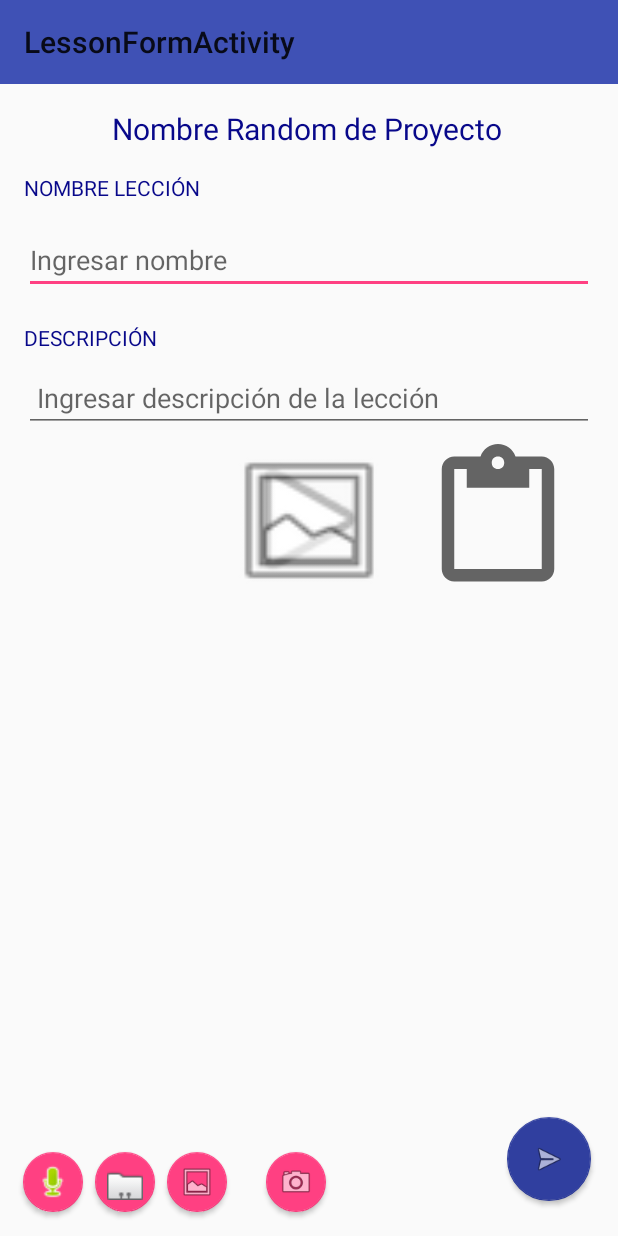
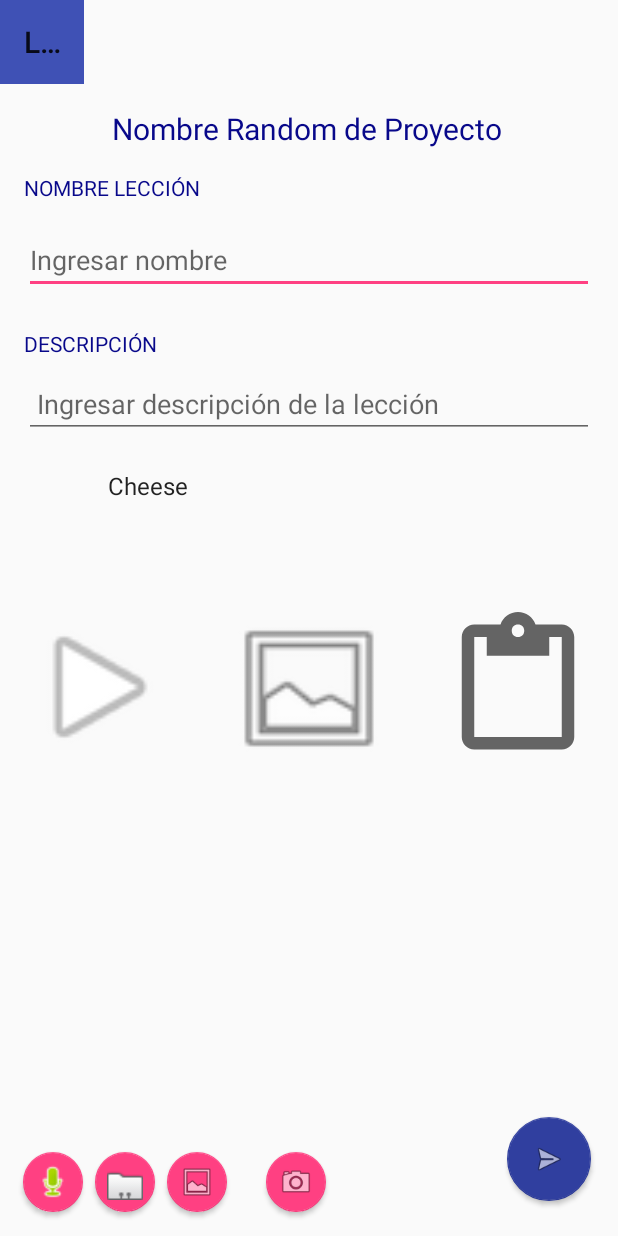
Before and after one commit to estebanmino/clapp, an Android app: the LessonFormActivity screen opened directly, with no data from a screen before it, on a phone screen of 412 x 824 dp. Run offline under Robolectric (Android 15) with nearby library versions, the light colour scheme and no system bars; libraries missing offline, so code that uses them is left out: com.amazonaws.auth, com.amazonaws.mobileconnectors, com.amazonaws.regions, com.amazonaws.services; 2 statements that could not run were skipped.

Commit message:
horizontal string view #109;1.66

```diff
--- a/app/build.gradle
+++ b/app/build.gradle
@@ -33,4 +33,6 @@ dependencies {
     compile 'com.amazonaws:aws-android-sdk-core:2.3.9'
     compile 'com.amazonaws:aws-android-sdk-s3:2.3.9'
     compile 'com.amazonaws:aws-android-sdk-ddb:2.3.9'
+    compile 'com.android.support:recyclerview-v7:26.+'
+    compile 'com.android.support:cardview-v7:26.+'
 }
--- a/app/src/main/AndroidManifest.xml
+++ b/app/src/main/AndroidManifest.xml
@@ -49,7 +49,7 @@
         <activity android:name=".LoginActivity" />
 
         <activity
-            android:name=".LessonFormActivity"
+            android:name=".lessons_form.LessonFormActivity"
             android:label="@string/title_activity_lesson_form"
             android:theme="@style/AppTheme.NoActionBar"></activity>
 
--- a/app/src/main/java/com/construapp/construapp/MainActivity.java
+++ b/app/src/main/java/com/construapp/construapp/MainActivity.java
@@ -4,7 +4,6 @@ import android.content.Context;
 import android.content.Intent;
 import android.support.design.widget.TabLayout;
 import android.support.design.widget.FloatingActionButton;
-import android.support.design.widget.Snackbar;
 import android.support.v7.app.AppCompatActivity;
 import android.support.v7.widget.Toolbar;
 
@@ -17,6 +16,7 @@ import android.view.Menu;
 import android.view.MenuItem;
 import android.view.View;
 
+import com.construapp.construapp.lessons_form.LessonFormActivity;
 import com.construapp.construapp.microblog.MicroblogFragment;
 
 import android.content.SharedPreferences;
--- a/app/src/main/java/com/construapp/construapp/LessonFormActivity.java
+++ b/app/src/main/java/com/construapp/construapp/lessons_form/LessonFormActivity.java
@@ -1,4 +1,4 @@
-package com.construapp.construapp;
+package com.construapp.construapp.lessons_form;
 
 import android.Manifest;
 import android.app.Activity;
@@ -24,21 +24,23 @@ import android.support.design.widget.Snackbar;
 import android.support.v4.app.ActivityCompat;
 import android.support.v4.content.ContextCompat;
 import android.support.v7.app.AppCompatActivity;
+import android.support.v7.widget.LinearLayoutManager;
+import android.support.v7.widget.RecyclerView;
 import android.support.v7.widget.Toolbar;
 import android.util.Log;
+import android.view.LayoutInflater;
 import android.view.MotionEvent;
 import android.view.View;
-import android.widget.Button;
+import android.view.ViewGroup;
 import android.widget.ImageView;
 import android.widget.ProgressBar;
 import android.widget.TextView;
 import android.widget.Toast;
 
-import com.amazonaws.auth.CognitoCachingCredentialsProvider;
 import com.amazonaws.mobileconnectors.s3.transferutility.TransferUtility;
-import com.amazonaws.regions.Regions;
 import com.amazonaws.services.s3.AmazonS3;
 import com.amazonaws.services.s3.AmazonS3Client;
+import com.construapp.construapp.R;
 import com.construapp.construapp.models.Constants;
 import com.construapp.construapp.models.Lesson;
 import com.construapp.construapp.models.MultimediaFile;
@@ -144,6 +146,12 @@ public class LessonFormActivity extends AppCompatActivity {
         setFabFilesOnClickListener();
 
 
+        RecyclerView mRecyclerView = (RecyclerView) findViewById(R.id.recycler_horizontal_view);
+        LinearLayoutManager layoutManager = new LinearLayoutManager(this);
+        layoutManager.setOrientation(LinearLayoutManager.HORIZONTAL);
+        mRecyclerView.setLayoutManager(layoutManager);
+
+        mRecyclerView.setAdapter(new MultimediaImageAdapter());
 
     }
 
--- /dev/null
+++ b/app/src/main/java/com/construapp/construapp/lessons_form/MultimediaImageAdapter.java
@@ -0,0 +1,40 @@
+package com.construapp.construapp.lessons_form;
+
+import android.support.v7.widget.RecyclerView;
+import android.view.LayoutInflater;
+import android.view.View;
+import android.view.ViewGroup;
+import android.widget.TextView;
+
+/**
+ * Created by ESTEBANFML on 25-09-2017.
+ */
+
+public class MultimediaImageAdapter extends RecyclerView.Adapter {
+    final String[] mToppings = new String[3];
+
+    @Override
+    public MultimediaImageViewHolder onCreateViewHolder(ViewGroup parent, int viewType) {
+        mToppings[0] = "Cheese";
+        mToppings[1] = "Pepperoni";
+        mToppings[2] = "Black Olives";
+        View v = LayoutInflater.from(parent.getContext()).inflate(
+                android.R.layout.simple_list_item_1,
+                parent,
+                false);
+        MultimediaImageViewHolder vh = new MultimediaImageViewHolder(v);
+        return vh;
+    }
+
+    @Override
+    public void onBindViewHolder(RecyclerView.ViewHolder holder, int position) {
+        TextView tv = (TextView) holder.itemView;
+        tv.setText(mToppings[position]);
+    }
+
+    @Override
+    public int getItemCount() {
+        return mToppings.length;
+    }
+
+}
--- /dev/null
+++ b/app/src/main/java/com/construapp/construapp/lessons_form/MultimediaImageViewHolder.java
@@ -0,0 +1,32 @@
+package com.construapp.construapp.lessons_form;
+
+import android.app.Activity;
+import android.content.Context;
+import android.support.v7.widget.RecyclerView;
+import android.util.Log;
+import android.view.View;
+import android.widget.TextView;
+import android.widget.Toast;
+
+/**
+ * Created by ESTEBANFML on 25-09-2017.
+ */
+
+public class MultimediaImageViewHolder
+        extends RecyclerView.ViewHolder
+        implements View.OnClickListener {
+
+    public MultimediaImageViewHolder(View view) {
+        super(view);
+        view.setOnClickListener(new View.OnClickListener() {
+            @Override
+            public void onClick(View view) {
+            }
+        });
+    }
+
+    @Override
+    public void onClick(View view) {
+        Log.i("CLICKHORIZONTAL", ((TextView) view).getText().toString());
+    }
+}
--- a/app/src/main/res/layout/activity_lesson_form.xml
+++ b/app/src/main/res/layout/activity_lesson_form.xml
@@ -5,7 +5,7 @@
     android:id="@+id/lesson_form_layout"
     android:layout_width="match_parent"
     android:layout_height="match_parent"
-    tools:context="com.construapp.construapp.LessonFormActivity"
+    tools:context="com.construapp.construapp.lessons_form.LessonFormActivity"
     tools:layout_editor_absoluteX="0dp"
     tools:layout_editor_absoluteY="25dp"
     android:fillViewport="true">
@@ -13,7 +13,7 @@
 
     <android.support.v7.widget.Toolbar
         android:id="@+id/toolbar"
-        android:layout_width="match_parent"
+        android:layout_width="0dp"
         android:layout_height="56dp"
         android:background="?attr/colorPrimary"
         app:layout_constraintDimensionRatio="w,1:1"
@@ -49,7 +49,7 @@
         android:layout_height="wrap_content"
         android:layout_marginBottom="16dp"
         android:layout_marginEnd="8dp"
-        android:layout_marginLeft="16dp"
+        android:layout_marginLeft="8dp"
         android:layout_marginRight="8dp"
         android:layout_marginStart="8dp"
         android:layout_marginTop="8dp"
@@ -72,7 +72,7 @@
         android:layout_height="wrap_content"
         android:layout_marginBottom="16dp"
         android:layout_marginEnd="8dp"
-        android:layout_marginLeft="16dp"
+        android:layout_marginLeft="8dp"
         android:layout_marginRight="8dp"
         android:layout_marginStart="8dp"
         android:layout_marginTop="8dp"
@@ -94,7 +94,7 @@
         android:layout_marginBottom="16dp"
         android:layout_marginEnd="8dp"
         android:layout_marginLeft="16dp"
-        android:layout_marginRight="16dp"
+        android:layout_marginRight="8dp"
         android:layout_marginTop="8dp"
         android:layout_weight="1"
         app:elevation="2dp"
@@ -105,7 +105,8 @@
         app:layout_constraintRight_toRightOf="parent"
         app:layout_constraintTop_toTopOf="@+id/toolbar"
         app:layout_constraintVertical_bias="1.0"
-        app:srcCompat="@android:drawable/ic_menu_camera" />
+        app:srcCompat="@android:drawable/ic_menu_camera"
+        android:layout_marginStart="16dp" />
 
     <android.support.design.widget.FloatingActionButton
         android:id="@+id/fab_files"
@@ -113,7 +114,7 @@
         android:layout_height="wrap_content"
         android:layout_marginBottom="16dp"
         android:layout_marginEnd="8dp"
-        android:layout_marginLeft="16dp"
+        android:layout_marginLeft="8dp"
         android:layout_marginRight="8dp"
         android:layout_marginStart="8dp"
         android:layout_marginTop="8dp"
@@ -154,7 +155,7 @@
         app:layout_constraintLeft_toLeftOf="parent"
         app:layout_constraintRight_toRightOf="parent"
         app:layout_constraintTop_toBottomOf="@+id/toolbar"
-        app:layout_constraintVertical_bias="0.0">
+        app:layout_constraintVertical_bias="1.0">
 
         <android.support.constraint.ConstraintLayout
             android:layout_width="match_parent"
@@ -175,12 +176,15 @@
                 app:layout_constraintLeft_toLeftOf="parent"
                 app:layout_constraintRight_toRightOf="parent"
                 app:layout_constraintTop_toBottomOf="@+id/editText"
-                app:layout_constraintVertical_bias="0.0"
-                app:srcCompat="@android:drawable/ic_media_play" />
+                app:layout_constraintVertical_bias="0.475"
+                app:srcCompat="@android:drawable/ic_media_play"
+                android:layout_marginStart="8dp"
+                android:layout_marginEnd="8dp"
+                app:layout_constraintHorizontal_bias="0.029" />
 
             <EditText
                 android:id="@+id/editText"
-                android:layout_width="match_parent"
+                android:layout_width="0dp"
                 android:layout_height="wrap_content"
                 android:layout_marginBottom="8dp"
                 android:layout_marginLeft="16dp"
@@ -192,7 +196,9 @@
                 app:layout_constraintLeft_toLeftOf="parent"
                 app:layout_constraintRight_toRightOf="parent"
                 app:layout_constraintTop_toBottomOf="@+id/textView4"
-                app:layout_constraintVertical_bias="0.0" />
+                app:layout_constraintVertical_bias="0.0"
+                android:layout_marginStart="16dp"
+                android:layout_marginEnd="16dp" />
 
             <TextView
                 android:id="@+id/textView"
@@ -229,8 +235,10 @@
                 app:layout_constraintLeft_toLeftOf="parent"
                 app:layout_constraintRight_toRightOf="parent"
                 app:layout_constraintTop_toBottomOf="@+id/editText"
-                app:layout_constraintVertical_bias="0.32999998"
-                app:srcCompat="@android:drawable/ic_menu_gallery" />
+                app:layout_constraintVertical_bias="0.479"
+                app:srcCompat="@android:drawable/ic_menu_gallery"
+                android:layout_marginStart="8dp"
+                android:layout_marginEnd="8dp" />
 
             <include
                 android:id="@+id/include"
@@ -291,6 +299,21 @@
                 app:layout_constraintTop_toBottomOf="@+id/textView2"
                 app:layout_constraintVertical_bias="0.0" />
 
+            <android.support.v7.widget.RecyclerView
+                android:id="@+id/recycler_horizontal_view"
+                android:layout_width="300dp"
+                android:layout_height="100dp"
+                android:layout_marginBottom="8dp"
+                android:layout_marginLeft="8dp"
+                android:layout_marginRight="8dp"
+                android:layout_marginTop="8dp"
+                android:scrollbars="vertical"
+                app:layout_constraintBottom_toTopOf="@+id/image_view"
+                app:layout_constraintLeft_toLeftOf="parent"
+                app:layout_constraintRight_toRightOf="parent"
+                app:layout_constraintTop_toBottomOf="@+id/editText"
+                app:layout_constraintVertical_bias="0.472" />
+
             <ImageView
                 android:id="@+id/imageView3"
                 android:layout_width="100dp"
@@ -300,12 +323,14 @@
                 android:layout_marginRight="8dp"
                 android:layout_marginTop="8dp"
                 app:layout_constraintBottom_toBottomOf="parent"
-                app:layout_constraintHorizontal_bias="0.925"
+                app:layout_constraintHorizontal_bias="0.97"
                 app:layout_constraintLeft_toLeftOf="parent"
                 app:layout_constraintRight_toRightOf="parent"
                 app:layout_constraintTop_toBottomOf="@+id/editText"
-                app:layout_constraintVertical_bias="0.32"
-                app:srcCompat="?android:attr/actionModePasteDrawable" />
+                app:layout_constraintVertical_bias="0.475"
+                app:srcCompat="?android:attr/actionModePasteDrawable"
+                android:layout_marginStart="8dp"
+                android:layout_marginEnd="8dp" />
         </android.support.constraint.ConstraintLayout>
     </ScrollView>
 
--- a/app/src/main/res/layout/content_lesson_form.xml
+++ b/app/src/main/res/layout/content_lesson_form.xml
@@ -5,7 +5,7 @@
     android:layout_width="match_parent"
     android:layout_height="match_parent"
     app:layout_behavior="@string/appbar_scrolling_view_behavior"
-    tools:context="com.construapp.construapp.LessonFormActivity"
+    tools:context="com.construapp.construapp.lessons_form.LessonFormActivity"
     tools:showIn="@layout/activity_lesson_form">
 
     <TextView
```
